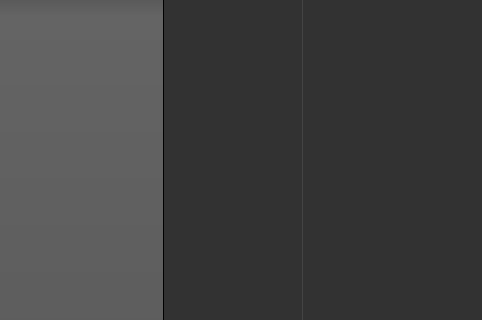
hanenjabnoun-Esprit-2019/Smart_Police_Station_2A26, file crud_horaire.ui: the form before one commit; both pictures show x 438 to 920 and y 156 to 476 of the 920 by 580 pixel window.
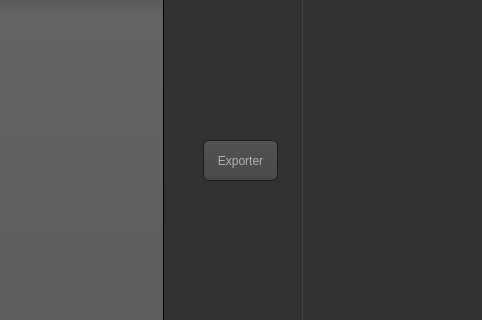
The form after the commit. The open tabs and pages were chosen to show the change. Icons and pictures are not drawn.

Diff of the .ui file:
```diff
--- a/crud_horaire.ui
+++ b/crud_horaire.ui
@@ -668,6 +668,19 @@
       </rect>
      </property>
     </widget>
+    <widget class="QPushButton" name="pushButton_exportpdf">
+     <property name="geometry">
+      <rect>
+       <x>600</x>
+       <y>210</y>
+       <width>75</width>
+       <height>41</height>
+      </rect>
+     </property>
+     <property name="text">
+      <string>Exporter</string>
+     </property>
+    </widget>
    </widget>
    <widget class="QWidget" name="tab_3">
     <attribute name="title">
```
Left out of the diff: 2 changed lines with no effect on the pictures.
